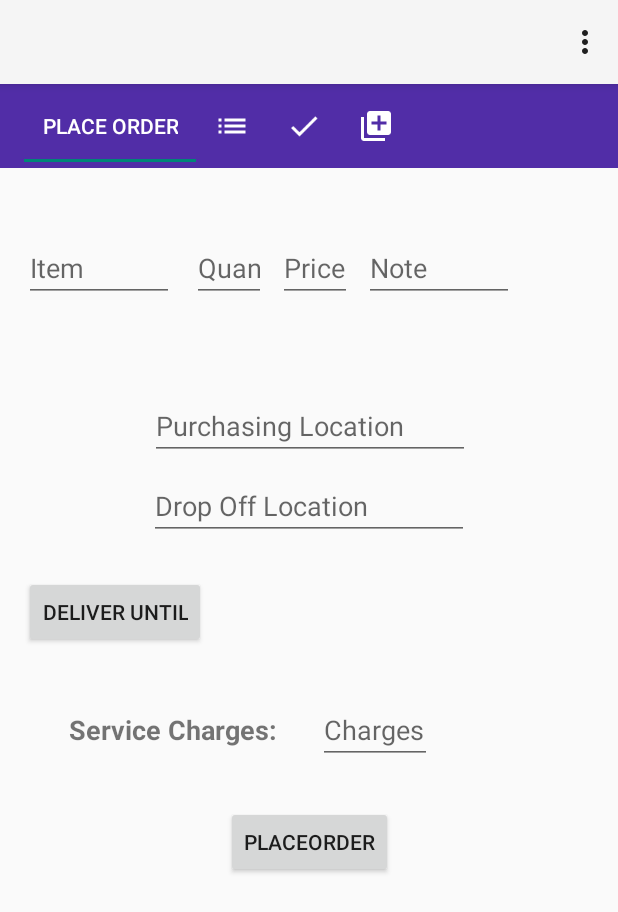
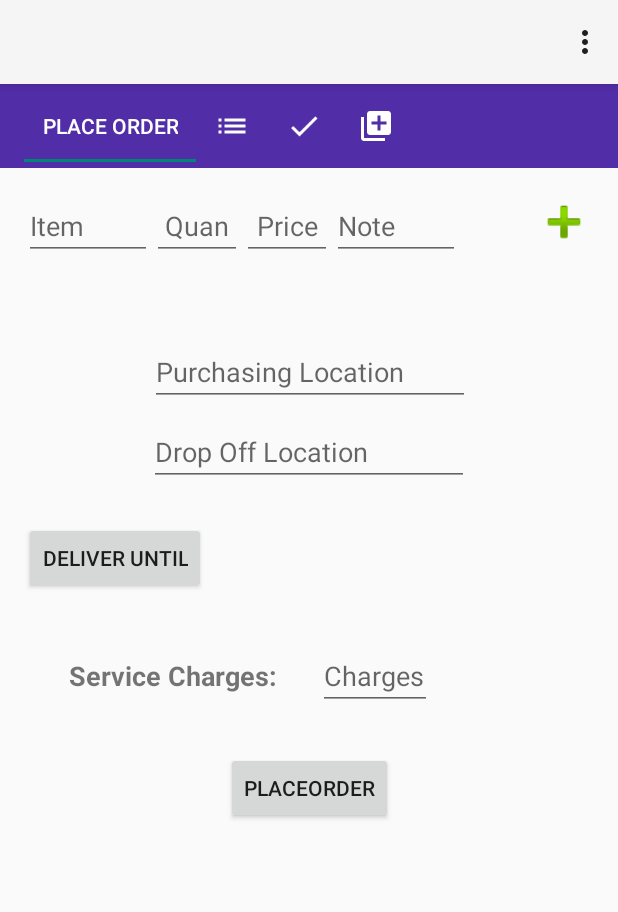
Before and after one commit to AdnanIqbalKhan/Kindred, an Android app: the screen it shows after launch once a user with an empty profile is signed in (MainActivity), after a tap on "PLACEORDER", on a phone screen of 412 x 824 dp. Shown: the top 912 px of the screen. Run offline under Robolectric (Android 15) with nearby library versions, the phone set to English and light mode, and no system bars; our stand-ins replace CircleImageView, Firebase (no records; nobody signed in at launch, a user with empty details on screens opened directly), Picasso; pictures from the network do not load; 2 statements that could not run were skipped.

Commit message:
Add items added again

```diff
--- a/app/src/main/java/com/kindred/kindred/Order.java
+++ b/app/src/main/java/com/kindred/kindred/Order.java
@@ -55,7 +55,7 @@ public class Order {
         result.put("delivered",deliverd);
         result.put("posted_on",posted_on);
         result.put("thumb_image", thumb_image);
-        result.put("service_charges", services_charges);
+        result.put("services_charges", services_charges);
 
         return result;
     }
--- a/app/src/main/java/com/kindred/kindred/PlaceOrderFragment.java
+++ b/app/src/main/java/com/kindred/kindred/PlaceOrderFragment.java
@@ -3,17 +3,27 @@ package com.kindred.kindred;
 
 import android.app.DatePickerDialog;
 import android.app.TimePickerDialog;
+import android.hardware.SensorManager;
 import android.os.Bundle;
 import android.support.constraint.ConstraintLayout;
 import android.support.constraint.ConstraintSet;
 import android.support.v4.app.Fragment;
+import android.support.v7.widget.LinearLayoutManager;
+import android.text.Editable;
+import android.text.TextWatcher;
+import android.text.method.ScrollingMovementMethod;
+import android.view.KeyEvent;
 import android.view.LayoutInflater;
 import android.view.View;
 import android.view.ViewGroup;
+import android.view.inputmethod.EditorInfo;
+import android.widget.ArrayAdapter;
+import android.widget.AutoCompleteTextView;
 import android.widget.Button;
 import android.widget.DatePicker;
 import android.widget.EditText;
 import android.widget.LinearLayout;
+import android.widget.RelativeLayout;
 import android.widget.TextView;
 import android.widget.TimePicker;
 import android.widget.Toast;
@@ -32,6 +42,13 @@ import java.util.Calendar;
 import java.util.HashMap;
 import java.util.Map;
 
+import android.content.Context;
+import android.os.Bundle;
+import android.support.v7.app.AppCompatActivity;
+import android.view.LayoutInflater;
+import android.view.View;
+import android.widget.LinearLayout;
+
 
 /**
  * A simple {@link Fragment} subclass.
@@ -41,6 +58,7 @@ public class PlaceOrderFragment extends Fragment implements
 
 
     //Input Variables
+
     private EditText mItemName1;
     private EditText mItemQuantity1;
     private EditText mItemPrice1;
@@ -52,9 +70,6 @@ public class PlaceOrderFragment extends Fragment implements
     private Button mPlaceOrderBtn;
     private EditText mServiceCharges;
 
-    // All of the items related Lists
-
-
 
     // Date and Time Picker Variables
     private Button mDateTimePickerBtn;
@@ -64,11 +79,30 @@ public class PlaceOrderFragment extends Fragment implements
 
     //Firebase Variables
     private DatabaseReference mDatabase;
+    ArrayList<String> Item_Name_Array = new ArrayList<String>();
+    ArrayList<String> Item_Quantity_Array = new ArrayList<String>();
+    ArrayList<String> Item_Price_Array = new ArrayList<String>();
+    ArrayList<String> Item_Note_Array = new ArrayList<String>();
+
 
     //Current User Name
     public static String name;
     public static String thumb_image;
     public static String uid;
+
+    //Add Another Item
+    AutoCompleteTextView inputItemName, inputItemQuantity, inputItemPrice, inputItemNote;
+    Button buttonAdd;
+    LinearLayout container;
+    TextView reList, info;
+
+    private static final String[] NUMBER = new String[] {
+            "One", "Two", "Three", "Four", "Five",
+            "Six", "Seven", "Eight", "Nine", "Ten"
+    };
+    ArrayAdapter<String> adapter;
+
+
 
 
     public PlaceOrderFragment() {
@@ -82,14 +116,75 @@ public class PlaceOrderFragment extends Fragment implements
         // Inflate the layout for this fragment
         View v = inflater.inflate(R.layout.fragment_place_order, container, false);
 
-        mItemName1 = (EditText) v.findViewById(R.id.orderPlacing_item_plainText_1);
-        mItemQuantity1 = (EditText) v.findViewById(R.id.orderPlacing_quantity_number_1);
-        mItemPrice1 = (EditText) v.findViewById(R.id.orderPlacing_price_number_1);
-        mItemNote1 = (EditText) v.findViewById(R.id.orderPlacing_note_plainText_1);
+
         mPurchasingLocation = (EditText) v.findViewById(R.id.placeOrder_purchasingLocation_editText);
         mDropOffLocation = (EditText) v.findViewById(R.id.placeOrder_dropOffLocation_editText);
         mPlaceOrderBtn = (Button) v.findViewById(R.id.PlaceOrder_btn);
         mServiceCharges = (EditText) v.findViewById(R.id.placeOrder_serviceCharges_number);
+
+
+        adapter = new ArrayAdapter<String>(getActivity(),
+                android.R.layout.simple_dropdown_item_1line, NUMBER);
+
+        inputItemName = (AutoCompleteTextView)v.findViewById(R.id.Input_Item_Name);
+        inputItemQuantity = (AutoCompleteTextView)v.findViewById(R.id.Input_Item_Quantity);
+        inputItemPrice = (AutoCompleteTextView)v.findViewById(R.id.Input_Item_Price);
+        inputItemNote = (AutoCompleteTextView)v.findViewById(R.id.Input_Item_Note);
+
+
+        buttonAdd = (Button)v.findViewById(R.id.add);
+        container = (LinearLayout) v.findViewById(R.id.container);
+
+        final ViewGroup finalContainer = container;
+        buttonAdd.setOnClickListener(new View.OnClickListener(){
+            @Override
+            public void onClick(View v) {
+                LayoutInflater layoutInflater =
+                        (LayoutInflater) getActivity().getSystemService(Context.LAYOUT_INFLATER_SERVICE);
+                final View addView = layoutInflater.inflate(R.layout.row, null);
+
+                TextView Item_Name_TextView = (TextView) addView.findViewById(R.id.itemName) ;
+                Item_Name_TextView.setText(inputItemName.getText().toString());
+                Item_Name_Array.add(inputItemName.getText().toString());
+                inputItemName.setText("");
+
+
+                TextView Item_Quantity_TextView = (TextView) addView.findViewById(R.id.itemQuantity) ;
+                Item_Quantity_TextView.setText(inputItemQuantity.getText().toString());
+                Item_Quantity_Array.add(inputItemQuantity.getText().toString());
+                inputItemQuantity.setText("");
+
+                TextView Item_Price_TextView = (TextView) addView.findViewById(R.id.itemPrice) ;
+                Item_Price_TextView.setText(inputItemPrice.getText().toString());
+                Item_Price_Array.add(inputItemPrice.getText().toString());
+                inputItemPrice.setText("");
+
+                TextView Item_Note_TextView = (TextView) addView.findViewById(R.id.itemNote) ;
+                Item_Note_TextView.setText(inputItemNote.getText().toString());
+                Item_Note_Array.add(inputItemNote.getText().toString());
+                inputItemNote.setText("");
+
+                Button buttonRemove = (Button)addView.findViewById(R.id.remove);
+
+                final View.OnClickListener thisListener = new View.OnClickListener(){
+                    @Override
+                    public void onClick(View v) {
+                        Item_Name_Array.remove(inputItemName.getText().toString());
+                        Item_Quantity_Array.remove(inputItemQuantity.getText().toString());
+                        Item_Price_Array.remove(inputItemPrice.getText().toString());
+                        Item_Note_Array.remove(inputItemNote.getText().toString());
+
+                        ((LinearLayout)addView.getParent()).removeView(addView);
+
+                    }
+                };
+
+                buttonRemove.setOnClickListener(thisListener);
+                finalContainer.addView(addView);
+
+
+            }
+        });
 
         //Date and Time Picker Code
         mDateTimePickerBtn = (Button) v.findViewById(R.id.placeOrder_dateTimePicker_btn);
@@ -165,13 +260,15 @@ public class PlaceOrderFragment extends Fragment implements
             @Override
             public void onClick(View view) {
 
-
                 String Purchasing_Location = mPurchasingLocation.getText().toString();
                 mPurchasingLocation.setText("");
                 String Dropoff_Location = mDropOffLocation.getText().toString();
                 mDropOffLocation.setText("");
                 String Service_Charges = mServiceCharges.getText().toString();
                 mServiceCharges.setText("");
+
+
+
 
                 //Clear Date and Time Field
                 mShowDateTime.setText("");
@@ -191,20 +288,8 @@ public class PlaceOrderFragment extends Fragment implements
                 mDatabase = FirebaseDatabase.getInstance().getReference().child("posts").child(post_key);
                 mDatabase.setValue(postValues);
 
-                ArrayList<String> Item_Name = new ArrayList<String>();
 
-                Item_Name.add("Lays");
-
-                ArrayList<String> Item_Quantity = new ArrayList<String>();
-                Item_Quantity.add("1");
-
-                ArrayList<String> Item_Price = new ArrayList<String>();
-                Item_Price.add("50");
-
-                ArrayList<String> Item_Note = new ArrayList<String>();
-                Item_Note.add("Spicy");
-
-                Item order_items = new Item(Item_Name,Item_Quantity,Item_Price,Item_Note, 1);
+                Item order_items = new Item(Item_Name_Array, Item_Quantity_Array, Item_Price_Array, Item_Note_Array, 1);
 
                 Map<String, HashMap<String, String>> itemValues = order_items.toMap();
                 mDatabase = FirebaseDatabase.getInstance().getReference().child("posts").child(post_key).child("items");
@@ -227,4 +312,6 @@ public class PlaceOrderFragment extends Fragment implements
     public void onTimeSet(TimePicker timePicker, int i, int i1) {
 
     }
+
+
 }
--- a/app/src/main/res/layout/fragment_place_order.xml
+++ b/app/src/main/res/layout/fragment_place_order.xml
@@ -11,56 +11,78 @@
         android:layout_width="match_parent"
         android:layout_height="match_parent">
 
-        <EditText
-            android:id="@+id/orderPlacing_item_plainText_1"
-            android:layout_width="100dp"
+
+        <LinearLayout xmlns:android="http://schemas.android.com/apk/res/android"
+            xmlns:tools="http://schemas.android.com/tools"
+            android:id="@+id/linearLayout5"
+            android:layout_width="match_parent"
             android:layout_height="wrap_content"
-            android:layout_marginStart="16dp"
-            android:layout_marginTop="44dp"
-            android:ems="10"
-            android:hint="@string/tem_name"
-            android:inputType="text"
-            app:layout_constraintStart_toStartOf="parent"
-            app:layout_constraintTop_toTopOf="parent" />
+            android:orientation="horizontal"
+            android:padding="16dp"
+            tools:context="com.blogspot.android_er.androiddynamicview.MainActivity">
 
-        <EditText
-            android:id="@+id/orderPlacing_quantity_number_1"
-            android:layout_width="49dp"
-            android:layout_height="wrap_content"
-            android:layout_marginStart="12dp"
-            android:layout_marginTop="44dp"
-            android:ems="10"
-            android:hint="@string/item_quantity"
-            android:inputType="number"
-            app:layout_constraintStart_toEndOf="@+id/orderPlacing_item_plainText_1"
-            app:layout_constraintTop_toTopOf="parent" />
 
-        <EditText
-            android:id="@+id/orderPlacing_price_number_1"
-            android:layout_width="49dp"
-            android:layout_height="wrap_content"
-            android:layout_marginStart="8dp"
-            android:layout_marginTop="44dp"
-            android:ems="10"
-            android:hint="@string/item_price"
-            android:inputType="number"
-            app:layout_constraintStart_toEndOf="@+id/orderPlacing_quantity_number_1"
-            app:layout_constraintTop_toTopOf="parent" />
+            <LinearLayout
+                android:layout_width="0dp"
+                android:layout_height="wrap_content"
+                android:layout_weight="1"
+                android:orientation="vertical">
 
-        <EditText
-            android:id="@+id/orderPlacing_note_plainText_1"
-            android:layout_width="100dp"
-            android:layout_height="wrap_content"
-            android:layout_marginEnd="16dp"
-            android:layout_marginStart="8dp"
-            android:layout_marginTop="44dp"
-            android:ems="10"
-            android:hint="@string/noteItemDetails"
-            android:inputType="text"
-            app:layout_constraintEnd_toEndOf="parent"
-            app:layout_constraintHorizontal_bias="0.0"
-            app:layout_constraintStart_toEndOf="@+id/orderPlacing_price_number_1"
-            app:layout_constraintTop_toTopOf="parent" />
+                <RelativeLayout
+                    android:layout_width="match_parent"
+                    android:layout_height="wrap_content">
+
+                    <AutoCompleteTextView
+                        android:id="@+id/Input_Item_Name"
+                        android:layout_width="85dp"
+                        android:layout_height="wrap_content"
+                        android:layout_alignParentStart="true"
+                        android:hint="Item"
+                        android:textAlignment="textStart" />
+
+                    <AutoCompleteTextView
+                        android:id="@+id/Input_Item_Quantity"
+                        android:layout_width="60dp"
+                        android:layout_height="wrap_content"
+                        android:layout_toEndOf="@+id/Input_Item_Name"
+                        android:hint="Quan"
+                        android:inputType="number"
+                        android:textAlignment="center" />
+
+                    <AutoCompleteTextView
+                        android:id="@+id/Input_Item_Price"
+                        android:layout_width="60dp"
+                        android:layout_height="wrap_content"
+                        android:layout_toEndOf="@+id/Input_Item_Quantity"
+                        android:hint="Price"
+                        android:inputType="number"
+                        android:textAlignment="center" />
+
+                    <AutoCompleteTextView
+                        android:id="@+id/Input_Item_Note"
+                        android:layout_width="85dp"
+                        android:layout_height="wrap_content"
+                        android:layout_toEndOf="@+id/Input_Item_Price"
+                        android:hint="Note"
+                        android:textAlignment="textStart" />
+
+                    <Button
+                        android:id="@+id/add"
+                        android:layout_width="40dp"
+                        android:layout_height="40dp"
+                        android:layout_alignParentRight="true"
+                        android:background="@android:drawable/ic_input_add" />
+                </RelativeLayout>
+
+                <LinearLayout
+                    android:id="@+id/container"
+                    android:layout_width="match_parent"
+                    android:layout_height="wrap_content"
+                    android:orientation="vertical"></LinearLayout>
+
+            </LinearLayout>
+
+        </LinearLayout>
 
         <EditText
             android:id="@+id/placeOrder_purchasingLocation_editText"
@@ -68,14 +90,14 @@
             android:layout_height="wrap_content"
             android:layout_marginEnd="8dp"
             android:layout_marginStart="8dp"
-            android:layout_marginTop="60dp"
+            android:layout_marginTop="36dp"
             android:ems="10"
             android:hint="@string/place_order_purchasing_location"
             android:inputType="textPersonName"
             app:layout_constraintEnd_toEndOf="parent"
             app:layout_constraintHorizontal_bias="0.503"
             app:layout_constraintStart_toStartOf="parent"
-            app:layout_constraintTop_toBottomOf="@+id/orderPlacing_item_plainText_1" />
+            app:layout_constraintTop_toBottomOf="@+id/linearLayout5" />
 
         <EditText
             android:id="@+id/placeOrder_dropOffLocation_editText"
--- a/app/src/main/res/values/strings.xml
+++ b/app/src/main/res/values/strings.xml
@@ -19,4 +19,7 @@
     <string name="placeOrder_placeorder">PlaceOrder</string>
     <string name="place_order_drop_off_location">Drop Off Location</string>
     <string name="place_order_purchasing_location">Purchasing Location</string>
+    <string name="cancelText">C</string>
+    <string name="remove">Remove</string>
+
 </resources>
```
Also changed, not shown: app/src/main/res/layout/row.xml (added, +49 -0 lines), app/src/main/res/values/ids.xml (deleted, +0 -27 lines).
